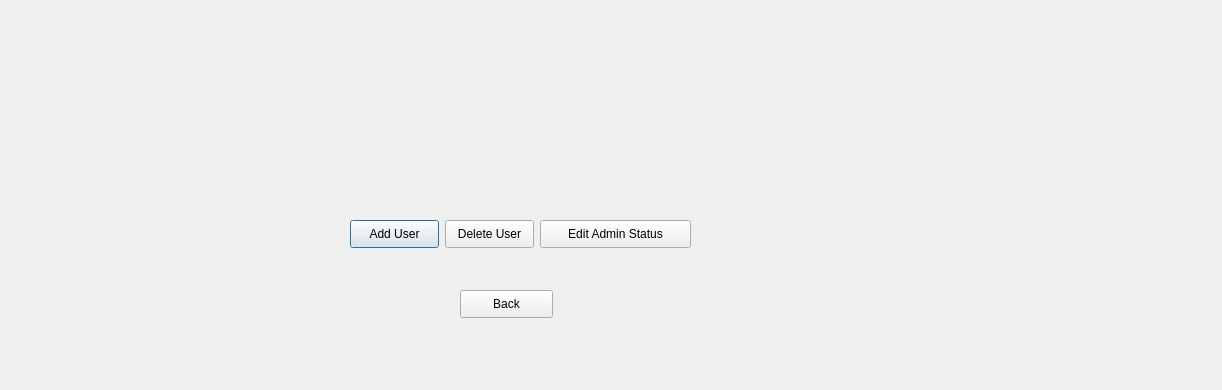
Before: the Qt Designer form edituser.ui in grenrock/cs1dQTRepository, drawn with Qt 5.
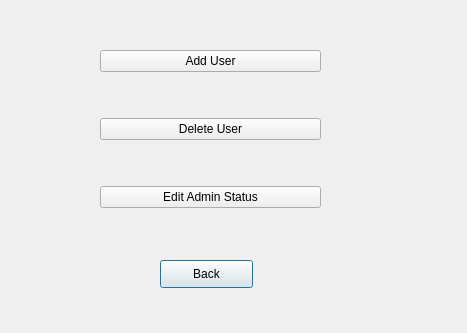
After: the same form once the commit is applied.

```diff
--- a/edituser.ui
+++ b/edituser.ui
@@ -6,57 +6,18 @@
    <rect>
     <x>0</x>
     <y>0</y>
-    <width>1222</width>
-    <height>390</height>
+    <width>467</width>
+    <height>333</height>
    </rect>
   </property>
   <property name="windowTitle">
    <string>Dialog</string>
   </property>
-  <widget class="QPushButton" name="addUserButton">
-   <property name="geometry">
-    <rect>
-     <x>350</x>
-     <y>220</y>
-     <width>89</width>
-     <height>28</height>
-    </rect>
-   </property>
-   <property name="text">
-    <string>Add User</string>
-   </property>
-  </widget>
-  <widget class="QPushButton" name="deleteUserButton">
-   <property name="geometry">
-    <rect>
-     <x>445</x>
-     <y>220</y>
-     <width>89</width>
-     <height>28</height>
-    </rect>
-   </property>
-   <property name="text">
-    <string>Delete User</string>
-   </property>
-  </widget>
-  <widget class="QPushButton" name="editAdminStatusButton">
-   <property name="geometry">
-    <rect>
-     <x>540</x>
-     <y>220</y>
-     <width>151</width>
-     <height>28</height>
-    </rect>
-   </property>
-   <property name="text">
-    <string>Edit Admin Status</string>
-   </property>
-  </widget>
   <widget class="QPushButton" name="pushButton">
    <property name="geometry">
     <rect>
-     <x>460</x>
-     <y>290</y>
+     <x>160</x>
+     <y>260</y>
      <width>93</width>
      <height>28</height>
     </rect>
@@ -65,6 +26,39 @@
     <string>Back</string>
    </property>
   </widget>
+  <widget class="QWidget" name="">
+   <property name="geometry">
+    <rect>
+     <x>100</x>
+     <y>10</y>
+     <width>221</width>
+     <height>241</height>
+    </rect>
+   </property>
+   <layout class="QVBoxLayout" name="verticalLayout">
+    <item>
+     <widget class="QPushButton" name="addUserButton">
+      <property name="text">
+       <string>Add User</string>
+      </property>
+     </widget>
+    </item>
+    <item>
+     <widget class="QPushButton" name="deleteUserButton">
+      <property name="text">
+       <string>Delete User</string>
+      </property>
+     </widget>
+    </item>
+    <item>
+     <widget class="QPushButton" name="editAdminStatusButton">
+      <property name="text">
+       <string>Edit Admin Status</string>
+      </property>
+     </widget>
+    </item>
+   </layout>
+  </widget>
  </widget>
  <resources/>
  <connections>
```
